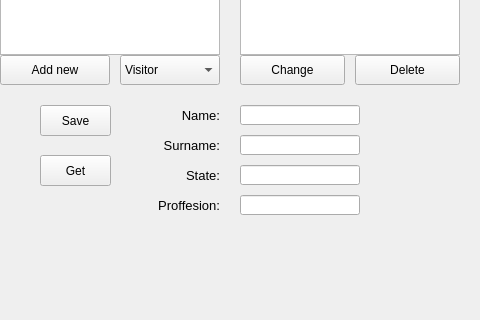
This is laba3/mainwindow.ui in seara2k/HSE-PROJECT-OOP as Qt 5 draws it before an edit; both pictures show x 520 to 1000 and y 275 to 595 of the 1000 by 700 pixel window. The edited form follows.
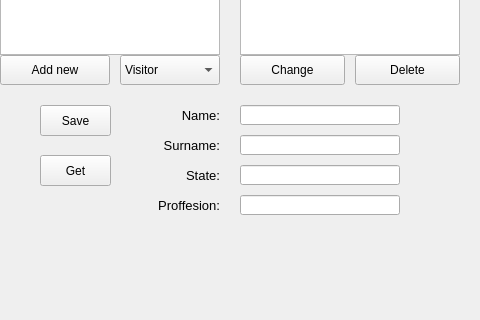
This is the edited form.

```diff
--- a/laba3/mainwindow.ui
+++ b/laba3/mainwindow.ui
@@ -409,7 +409,7 @@
      <rect>
       <x>760</x>
       <y>380</y>
-      <width>120</width>
+      <width>160</width>
       <height>20</height>
      </rect>
     </property>
@@ -419,7 +419,7 @@
      <rect>
       <x>760</x>
       <y>410</y>
-      <width>120</width>
+      <width>160</width>
       <height>20</height>
      </rect>
     </property>
@@ -429,7 +429,7 @@
      <rect>
       <x>760</x>
       <y>440</y>
-      <width>120</width>
+      <width>160</width>
       <height>20</height>
      </rect>
     </property>
@@ -439,7 +439,7 @@
      <rect>
       <x>760</x>
       <y>470</y>
-      <width>120</width>
+      <width>160</width>
       <height>20</height>
      </rect>
     </property>
```
Left out of the diff: 12 changed lines with no effect on the pictures.
